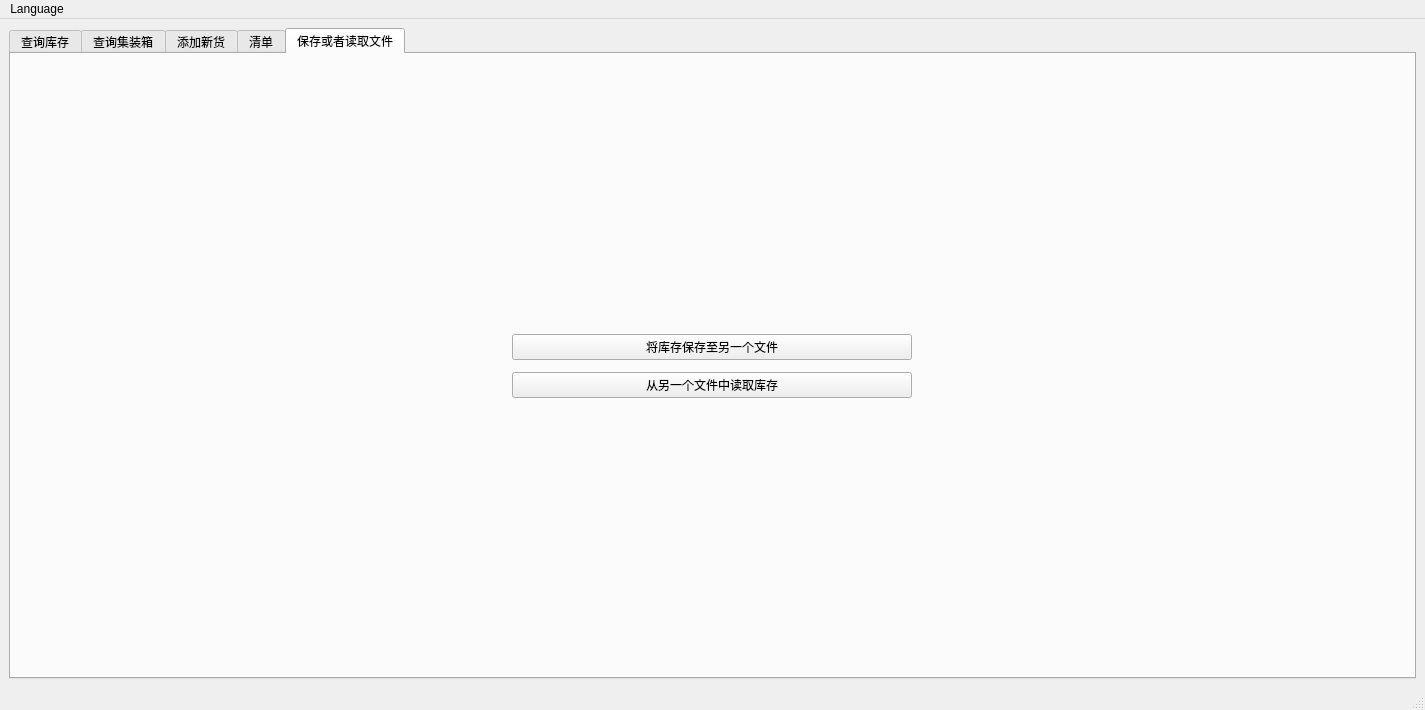
This is CompanyStroageManagement/mainwindow.ui in linxinwNeo/CompanyStroageManagement as Qt 5 draws it before an edit. The edited form follows.
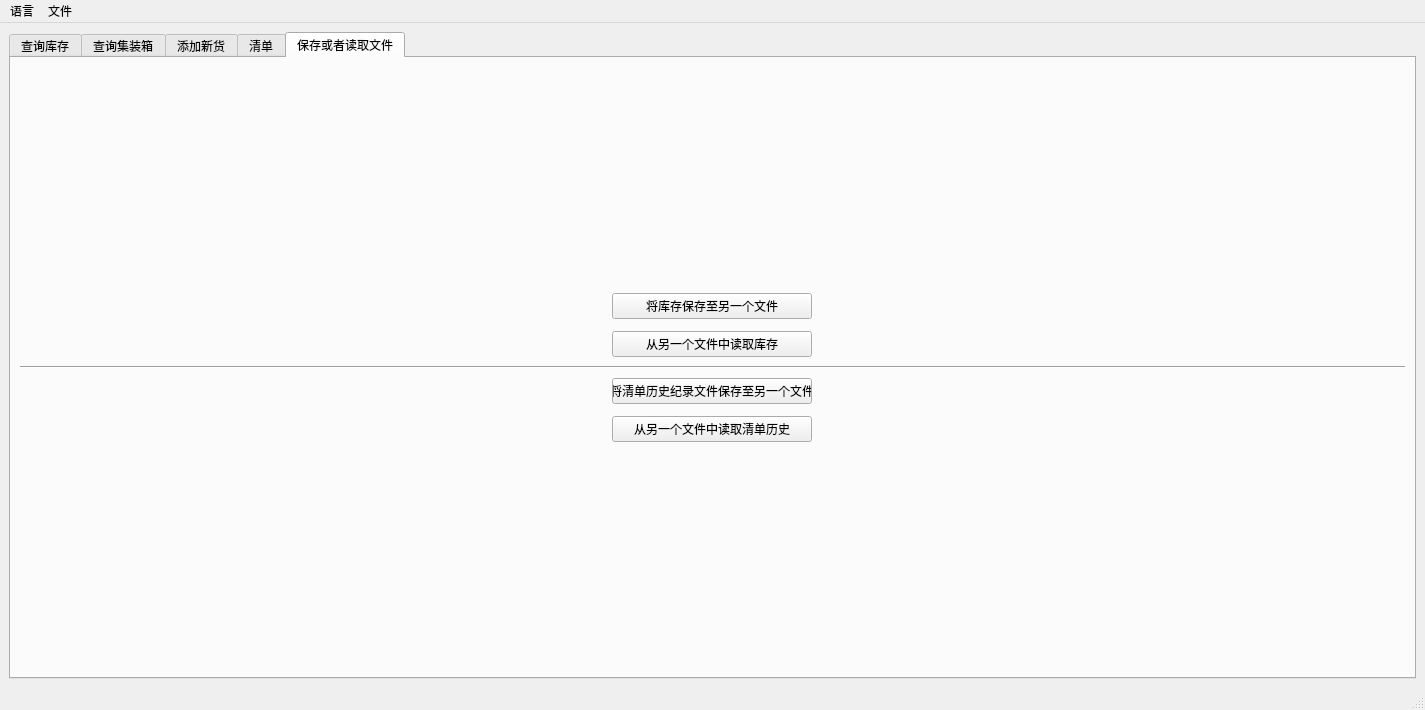
This is the edited form. The open tabs and pages were chosen to show the change.

Patch:
```diff
--- a/CompanyStroageManagement/mainwindow.ui
+++ b/CompanyStroageManagement/mainwindow.ui
@@ -956,7 +956,7 @@
             <widget class="QPushButton" name="save2_new_file_btn">
              <property name="maximumSize">
               <size>
-               <width>400</width>
+               <width>200</width>
                <height>16777215</height>
               </size>
              </property>
@@ -990,7 +990,7 @@
             <widget class="QPushButton" name="read_from_new_file_btn">
              <property name="maximumSize">
               <size>
-               <width>400</width>
+               <width>200</width>
                <height>16777215</height>
               </size>
              </property>
@@ -1002,6 +1002,81 @@
           </layout>
          </widget>
         </item>
+        <item>
+         <widget class="Line" name="line_4">
+          <property name="orientation">
+           <enum>Qt::Horizontal</enum>
+          </property>
+         </widget>
+        </item>
+        <item>
+         <widget class="QWidget" name="widget_23" native="true">
+          <layout class="QHBoxLayout" name="horizontalLayout_20">
+           <property name="spacing">
+            <number>3</number>
+           </property>
+           <property name="leftMargin">
+            <number>3</number>
+           </property>
+           <property name="topMargin">
+            <number>3</number>
+           </property>
+           <property name="rightMargin">
+            <number>3</number>
+           </property>
+           <property name="bottomMargin">
+            <number>3</number>
+           </property>
+           <item>
+            <widget class="QPushButton" name="save_lists_2_new_file_btn">
+             <property name="maximumSize">
+              <size>
+               <width>200</width>
+               <height>16777215</height>
+              </size>
+             </property>
+             <property name="text">
+              <string>将清单历史纪录文件保存至另一个文件</string>
+             </property>
+            </widget>
+           </item>
+          </layout>
+         </widget>
+        </item>
+        <item>
+         <widget class="QWidget" name="widget_24" native="true">
+          <layout class="QHBoxLayout" name="horizontalLayout_21">
+           <property name="spacing">
+            <number>3</number>
+           </property>
+           <property name="leftMargin">
+            <number>3</number>
+           </property>
+           <property name="topMargin">
+            <number>3</number>
+           </property>
+           <property name="rightMargin">
+            <number>3</number>
+           </property>
+           <property name="bottomMargin">
+            <number>3</number>
+           </property>
+           <item>
+            <widget class="QPushButton" name="read_lists_from_new_file_btn">
+             <property name="maximumSize">
+              <size>
+               <width>200</width>
+               <height>16777215</height>
+              </size>
+             </property>
+             <property name="text">
+              <string>从另一个文件中读取清单历史</string>
+             </property>
+            </widget>
+           </item>
+          </layout>
+         </widget>
+        </item>
         <item>
          <spacer name="verticalSpacer_3">
           <property name="orientation">
@@ -1027,17 +1102,25 @@
      <x>0</x>
      <y>0</y>
      <width>1425</width>
-     <height>21</height>
+     <height>17</height>
     </rect>
    </property>
    <widget class="QMenu" name="menuMenu">
     <property name="title">
-     <string>Language</string>
+     <string>语言</string>
     </property>
     <addaction name="actionChinese"/>
     <addaction name="actionSpanish"/>
    </widget>
+   <widget class="QMenu" name="menu">
+    <property name="title">
+     <string>文件</string>
+    </property>
+    <addaction name="action_Save_Inventory"/>
+    <addaction name="action_Save_Lists"/>
+   </widget>
    <addaction name="menuMenu"/>
+   <addaction name="menu"/>
   </widget>
   <widget class="QStatusBar" name="statusbar"/>
   <action name="actionChinese">
```
Left out of the diff: 16 changed lines with no effect on the pictures.
